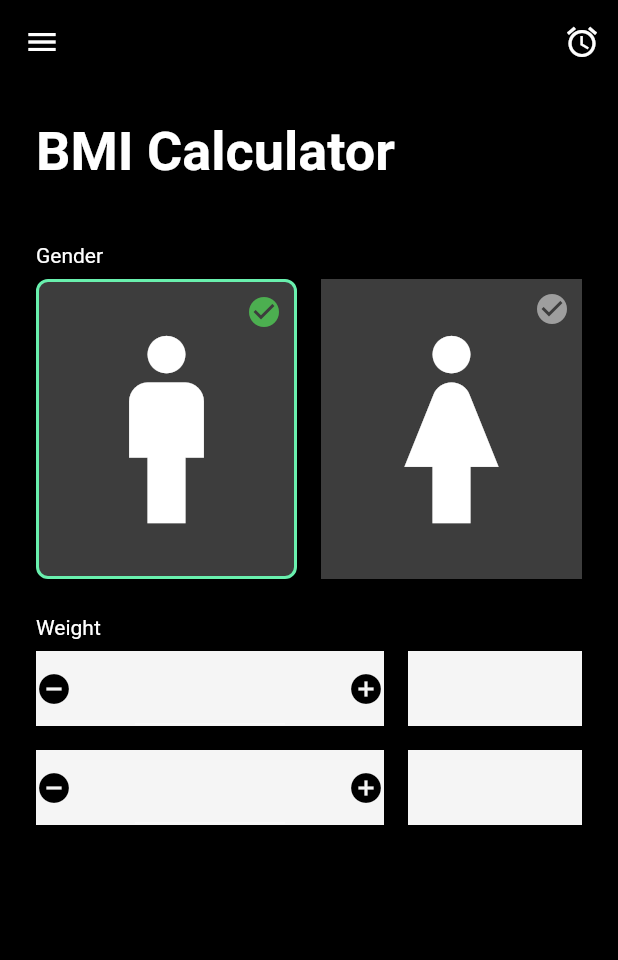
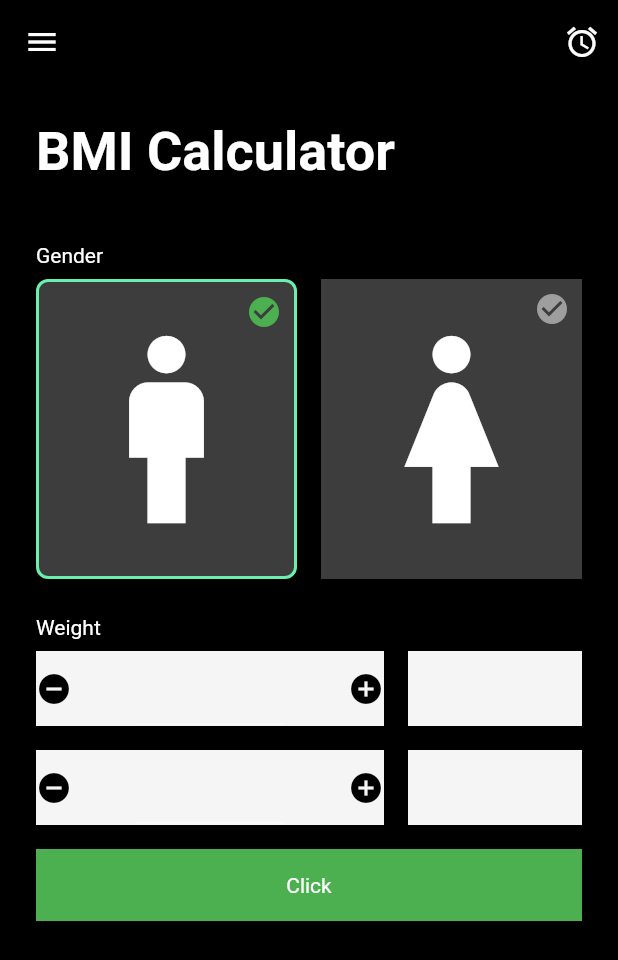
Before and after one commit to rafaldziuryk/training_bmi_1, a Flutter app: the screen it shows after launch, on a phone screen of 412 x 824 dp. Shown: the top 960 px of the screen. Run offline on Flutter 3.47's test engine with Material 2 defaults, Android fonts, the phone set to English and light mode, and no system bars.

Commit message:
add clickable button

```diff
--- a/lib/main.dart
+++ b/lib/main.dart
@@ -55,7 +55,8 @@ class _MyHomePageState extends State<MyHomePage> {
           ),
         ],
       ),
-      body: Padding(
+      body: SingleChildScrollView(
+        child: Padding(
           padding: const EdgeInsets.all(24.0),
           child: Column(
             mainAxisSize: MainAxisSize.min,
@@ -209,7 +210,21 @@ class _MyHomePageState extends State<MyHomePage> {
                   ),
                 ],
               ),
+              SizedBox(height: 16,),
+              InkWell(
+                child: Container(
+                  height: 48,
+                  color: Colors.green,
+                  child: Center(
+                    child: Text("Click"),
+                  ),
+                ),
+                onTap:(){
+                  print("asdasd");
+                },
+              )
             ],
+          ),
         ),
       ),
     );
```
Lines whose indentation alone changed are shown as unchanged.
